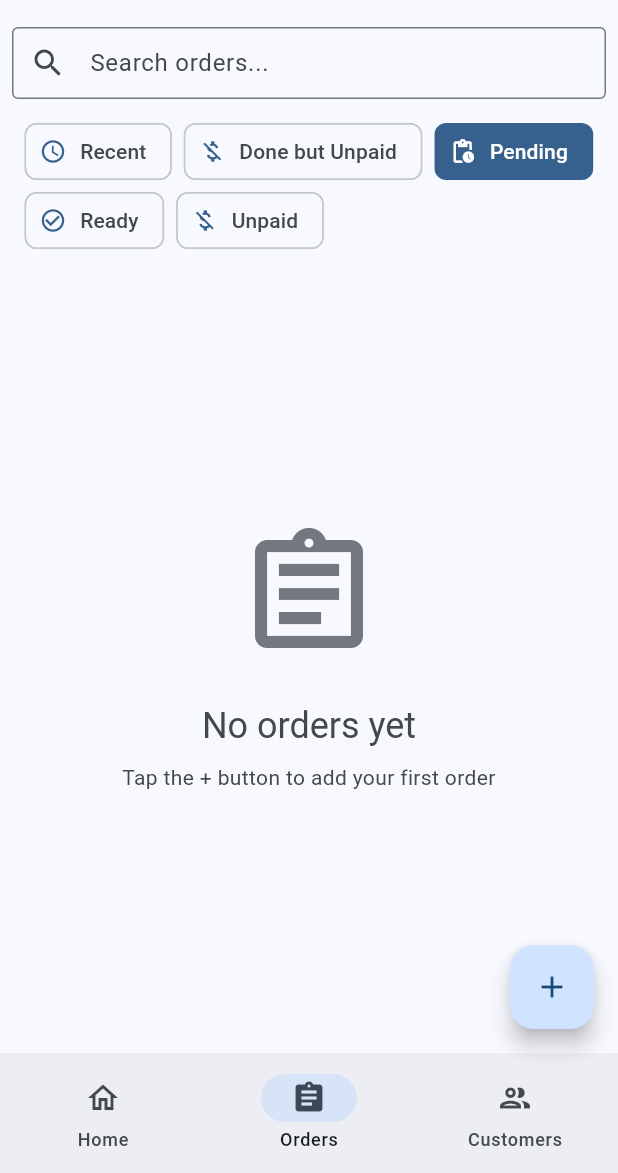
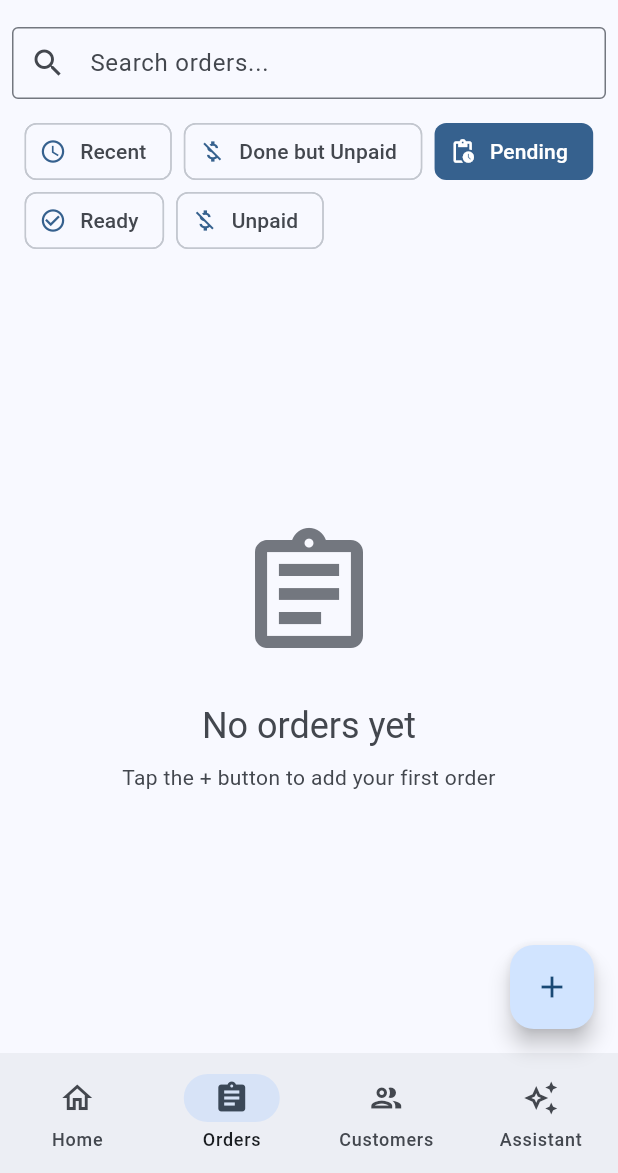
Before and after one commit to sarthakhp/stitch-lane-flutter, a Flutter app: the MainShellScreen screen opened by its route, after a tap on an icon or button, on a phone screen of 412 x 824 dp, the part 63-1236 px from its top. Run offline on Flutter 3.47's test engine with Material 3 defaults, Android fonts, the phone set to English and light mode, and no system bars; our stand-ins replace audioplayers, battery_plus, file_picker, firebase_auth, firebase_core, flutter_contacts and 14 more; missing offline and left inert: extension_google_sign_in_as_googleapis_auth, flutter_pcm_sound, flutter_quill, gcloud, googleai_dart and 10 more; accounts and stored records are empty; statements that could not run were skipped.

Commit message:
feat: AI assistant as a main nav tab
Adds the AI assistant as a 4th tab (Home · Orders · Customers ·
Assistant) in both the bottom nav (mobile) and the nav rail (tablet),
lazy-mounted and kept alive so the chat persists across tab switches.
Adds MainShellState.switchToAiTab() and removes the now-redundant
'AI Assistant' tile from the home dashboard.

Co-Authored-By: Claude Opus 4.8 (1M context) <noreply@anthropic.com>

```diff
--- a/app/lib/domain/state/main_shell_state.dart
+++ b/app/lib/domain/state/main_shell_state.dart
@@ -40,6 +40,11 @@ class MainShellState extends ChangeNotifier {
     notifyListeners();
   }
 
+  void switchToAiTab() {
+    _selectedIndex = 3;
+    notifyListeners();
+  }
+
   void switchToHomeTab() {
     _selectedIndex = 0;
     notifyListeners();
--- a/app/lib/screens/main_shell_screen.dart
+++ b/app/lib/screens/main_shell_screen.dart
@@ -15,6 +15,7 @@ import '../utils/startup_tracker.dart';
 import 'tabs/home_tab.dart';
 import 'tabs/orders_tab.dart';
 import 'tabs/customers_tab.dart';
+import 'ai_assistant_screen.dart';
 
 class MainShellScreen extends StatefulWidget {
   const MainShellScreen({super.key});
@@ -158,6 +159,9 @@ class _MainShellScreenState extends State<MainShellScreen>
         _mountedTabs.contains(2)
             ? CustomersTab(key: _customersTabKey)
             : const SizedBox.shrink(),
+        _mountedTabs.contains(3)
+            ? const AiAssistantScreen()
+            : const SizedBox.shrink(),
       ],
     );
 
@@ -186,6 +190,11 @@ class _MainShellScreenState extends State<MainShellScreen>
                   icon: Icon(Icons.people_outlined),
                   selectedIcon: Icon(Icons.people),
                   label: Text('Customers'),
+                ),
+                NavigationRailDestination(
+                  icon: Icon(Icons.auto_awesome_outlined),
+                  selectedIcon: Icon(Icons.auto_awesome),
+                  label: Text('Assistant'),
                 ),
               ],
             ),
@@ -217,6 +226,11 @@ class _MainShellScreenState extends State<MainShellScreen>
               selectedIcon: Icon(Icons.people),
               label: 'Customers',
             ),
+            NavigationDestination(
+              icon: Icon(Icons.auto_awesome_outlined),
+              selectedIcon: Icon(Icons.auto_awesome),
+              label: 'Assistant',
+            ),
           ],
         ),
         floatingActionButton: _buildFloatingActionButton(selectedIndex),
--- a/app/lib/screens/tabs/home_tab.dart
+++ b/app/lib/screens/tabs/home_tab.dart
@@ -228,27 +228,18 @@ class HomeTab extends StatelessWidget {
         onTap: () =>
             Navigator.pushNamed(context, AppConstants.businessAnalysisRoute),
       ),
-      HomeActionTile(
-        icon: Icons.auto_awesome,
-        title: 'AI Assistant',
-        containerColor: colorScheme.primaryContainer,
-        contentColor: colorScheme.onPrimaryContainer,
-        onTap: () =>
-            Navigator.pushNamed(context, AppConstants.aiAssistantRoute),
-      ),
     ];
   }
 
   Widget _buildNeedsAttention(BuildContext context) {
     final orders = context.watch<OrderState>().orders;
-    final customers = context.watch<CustomerState>().customers;
-    final byId = {for (final c in customers) c.id: c};
+    final lookup = context.watch<CustomerState>().lookup;
 
     return NeedsAttentionPanel(
       orders: orders,
-      customerName: (id) => byId[id]?.name ?? 'Customer',
+      customerName: (id) => lookup.nameOf(id) ?? 'Customer',
       onTapOrder: (order) {
-        final customer = byId[order.customerId];
+        final customer = lookup.byId(order.customerId);
         if (customer == null) return;
         Navigator.pushNamed(
           context,
```
